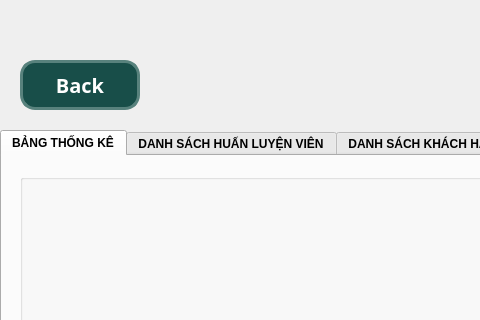
First picture: the form in ui/statistic/StatisticMainWindow.ui, repository nguyenbphan12001-rimzy/Do-an-cuoi-ki-Nhom8_KTLT, before the edit; both pictures show x 0 to 480 and y 0 to 320 of the 1037 by 746 pixel window.
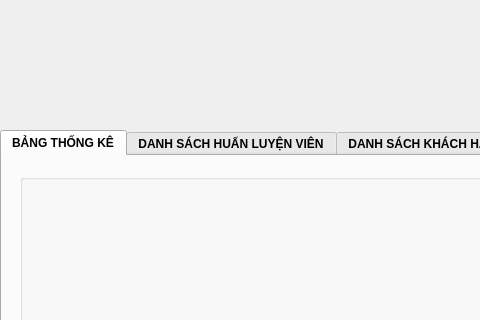
Second picture: the form after the edit. The open tabs and pages were chosen to show the change. Icons and pictures are not drawn.

Commit message: delete back button on statistics ui

What changed in the file:
```diff
--- a/ui/statistic/StatisticMainWindow.ui
+++ b/ui/statistic/StatisticMainWindow.ui
@@ -14,64 +14,6 @@
    <string>MainWindow</string>
   </property>
   <widget class="QWidget" name="centralwidget">
-   <widget class="QPushButton" name="pushButtonBack">
-    <property name="geometry">
-     <rect>
-      <x>20</x>
-      <x>10</x>
-      <y>60</y>
-      <width>120</width>
-      <height>50</height>
-     </rect>
-    </property>
-    <property name="minimumSize">
-     <size>
-      <width>120</width>
-      <height>50</height>
-     </size>
-    </property>
-    <property name="maximumSize">
-     <size>
-      <width>120</width>
-      <height>50</height>
-     </size>
-    </property>
-    <property name="font">
-     <font>
-      <family>Noto Sans HK Black</family>
-      <pointsize>15</pointsize>
-      <weight>75</weight>
-      <italic>false</italic>
-      <bold>true</bold>
-     </font>
-    </property>
-    <property name="styleSheet">
-     <string notr="true">
-QPushButton{color: rgb(255, 255, 255);
-font: 87 15pt &quot;Noto Sans HK Black&quot;;
-background-color: rgb(24, 78, 73);
-border-radius: 15px;
-border: 3px solid  #58827d;
-font-weight: Bold}
-
-/* Trạng thái khi rê chuột vào (Hover) - Đảo màu cho xịn */
-QPushButton:hover {
-    background-color: #1a6b61; /* Nền biến thành xanh đậm */
-    color: #f6f6e9; /* Chữ sáng lên */
-    /* Viền giữ nguyên màu xanh đậm nên tao không cần viết lại ở đây */
-}
-
-/* Trạng thái khi click chuột bấm xuống (Pressed) */
-QPushButton:pressed {
-    background-color: #0a2e2a; /* Nền tối hơn một tông so với lúc hover */
-    border: 3px solid #0a2e2a; /* Viền cũng tối theo */
-    color: #f6f6e9;
-}</string>
-    </property>
-    <property name="text">
-     <string>Back</string>
-    </property>
-   </widget>
    <widget class="QTabWidget" name="tabWidgetKhachhang">
     <property name="geometry">
      <rect>
```
Left out of the diff: 20 changed lines with no effect on the pictures. The commit also changes 2 other files.
